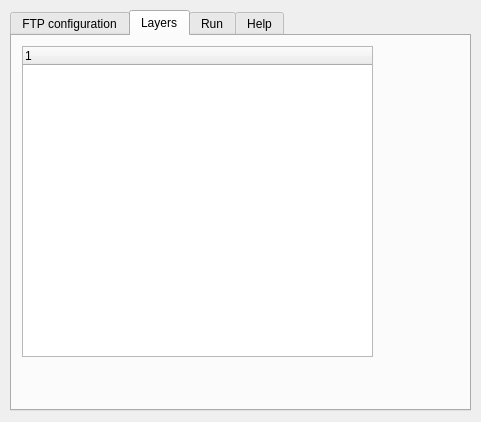
First picture: the form in ui_send2server.ui, repository 3liz/lizmap-plugin, before the edit.
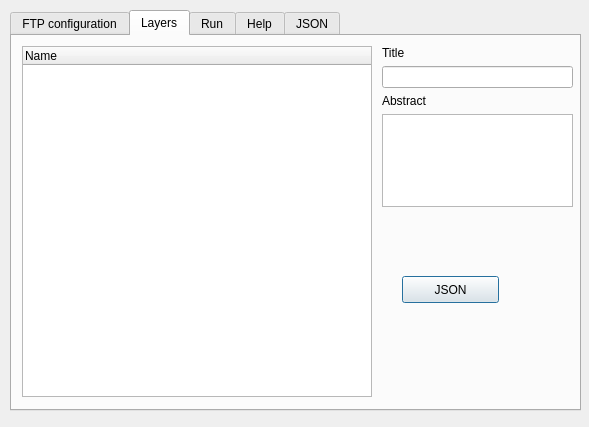
Second picture: the form after the edit. The open tabs and pages were chosen to show the change.

Commit message: Layers Tree in the plugin + title + abstract + test export Json

Diff of the .ui file:
```diff
--- a/ui_send2server.ui
+++ b/ui_send2server.ui
@@ -6,8 +6,8 @@
    <rect>
     <x>0</x>
     <y>0</y>
-    <width>481</width>
-    <height>422</height>
+    <width>589</width>
+    <height>427</height>
    </rect>
   </property>
   <property name="windowTitle">
@@ -18,7 +18,7 @@
     <rect>
      <x>10</x>
      <y>10</y>
-     <width>461</width>
+     <width>571</width>
      <height>401</height>
     </rect>
    </property>
@@ -175,16 +175,73 @@
       <rect>
        <x>10</x>
        <y>10</y>
-       <width>351</width>
-       <height>311</height>
+       <width>350</width>
+       <height>351</height>
       </rect>
      </property>
+     <property name="columnCount">
+      <number>1</number>
+     </property>
+     <attribute name="headerDefaultSectionSize">
+      <number>50</number>
+     </attribute>
+     <attribute name="headerMinimumSectionSize">
+      <number>50</number>
+     </attribute>
+     <attribute name="headerStretchLastSection">
+      <bool>true</bool>
+     </attribute>
      <column>
       <property name="text">
-       <string notr="true">1</string>
+       <string notr="true">Name</string>
       </property>
      </column>
     </widget>
+    <widget class="QWidget" name="verticalLayoutWidget">
+     <property name="geometry">
+      <rect>
+       <x>370</x>
+       <y>10</y>
+       <width>191</width>
+       <height>161</height>
+      </rect>
+     </property>
+     <layout class="QVBoxLayout" name="verticalLayout">
+      <item>
+       <widget class="QLabel" name="label_7">
+        <property name="text">
+         <string>Title</string>
+        </property>
+       </widget>
+      </item>
+      <item>
+       <widget class="QLineEdit" name="inLayerTitle"/>
+      </item>
+      <item>
+       <widget class="QLabel" name="label_8">
+        <property name="text">
+         <string>Abstract</string>
+        </property>
+       </widget>
+      </item>
+      <item>
+       <widget class="QTextEdit" name="teLayerAbstract"/>
+      </item>
+     </layout>
+    </widget>
+    <widget class="QPushButton" name="btJson">
+     <property name="geometry">
+      <rect>
+       <x>390</x>
+       <y>240</y>
+       <width>97</width>
+       <height>27</height>
+      </rect>
+     </property>
+     <property name="text">
+      <string>JSON</string>
+     </property>
+    </widget>
    </widget>
    <widget class="QWidget" name="tab_main">
     <attribute name="title">
@@ -281,6 +338,21 @@
      </property>
     </widget>
    </widget>
+   <widget class="QWidget" name="tab_3">
+    <attribute name="title">
+     <string>JSON</string>
+    </attribute>
+    <widget class="QTextEdit" name="teJson">
+     <property name="geometry">
+      <rect>
+       <x>10</x>
+       <y>10</y>
+       <width>541</width>
+       <height>341</height>
+      </rect>
+     </property>
+    </widget>
+   </widget>
   </widget>
  </widget>
  <resources/>
```
Left out of the diff: 4 changed lines with no effect on the pictures. The commit also changes 4 other files.
